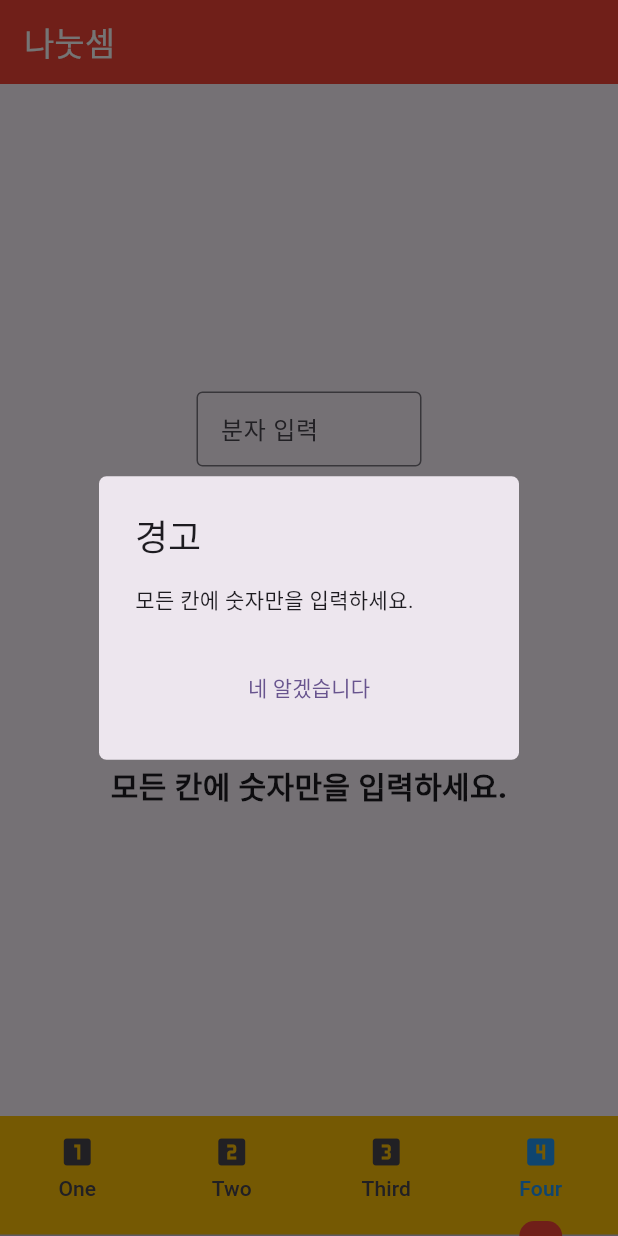
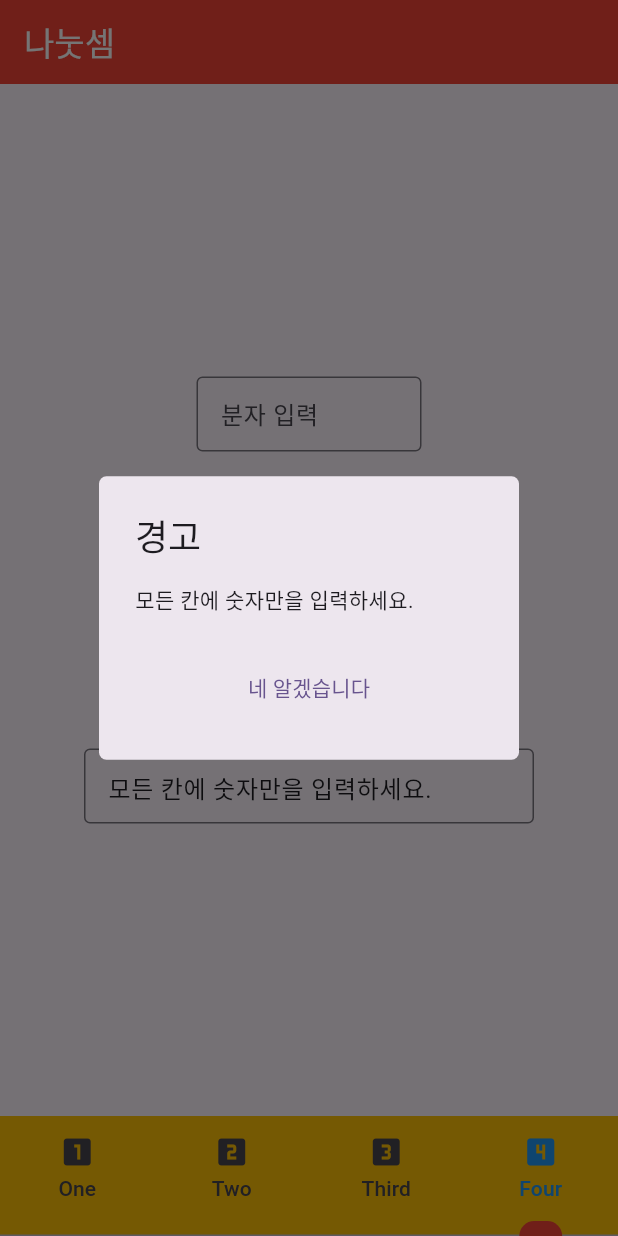
Before and after one commit to juni112-s/team-project-file, a Flutter app: the screen it shows after launch, item 4 of the bottom bar chosen, after a tap on "계산 및 출력", on a phone screen of 412 x 824 dp. Run offline on Flutter 3.47's test engine with Material 3 defaults, Android fonts, the phone set to English and light mode, and no system bars.

Commit message:
결과값도 텍스트 에디팅 컨트롤러에 뜨도록 변경

```diff
--- a/teamfile01_app/lib/view/four_page.dart
+++ b/teamfile01_app/lib/view/four_page.dart
@@ -10,15 +10,15 @@ class FourPage extends StatefulWidget {
 class _FourPageState extends State<FourPage> {
   ///입력을 받을 텍스트 에디팅 컨트롤러들
   late TextEditingController input1Controller, input2Controller;
-  ///출력값을 저장하는 문자열
-  late String resultString;
+  ///출력값을 보여주는 컨트롤러
+  late TextEditingController resultStringController;
 
   @override
   void initState() {
     super.initState();
     input1Controller = TextEditingController();
     input2Controller = TextEditingController();
-    resultString = '계산 대기중';
+    resultStringController = TextEditingController();
   }
 
   @override
@@ -75,11 +75,16 @@ class _FourPageState extends State<FourPage> {
               child: Text('계산 및 출력')
             ),
             SizedBox(height: 50),
-            Text(
-              resultString,
-              style: TextStyle(
-                fontWeight: .w900,
-                fontSize: 20
+            SizedBox(
+              width: 300,
+              height: 50,
+              child: TextField(
+                readOnly: true,
+                controller: resultStringController,
+                decoration: InputDecoration(
+                  labelText: '결과는 여기에 표시됩니다.',
+                  border: OutlineInputBorder(),
+                ),
               ),
             ),
           ],
@@ -112,7 +117,7 @@ class _FourPageState extends State<FourPage> {
           );
         },
       );
-      resultString = '모든 칸에 숫자만을 입력하세요.';
+      resultStringController.text = '모든 칸에 숫자만을 입력하세요.';
     }else if(input2 == 0){
       showDialog(
         context: context,
@@ -134,12 +139,12 @@ class _FourPageState extends State<FourPage> {
           );
         },
       );
-      resultString = '0으로 나눌 수 없습니다.';
+      resultStringController.text = '0으로 나눌 수 없습니다.';
     }else{
       var inputNumber1 = input1%1==0?input1.toInt():input1;
       var inputNumber2 = input2%1==0?input2.toInt():input2;
       var resultNumber = input1/input2%1==0?(input1/input2).toInt():input1/input2;
-      resultString = '$inputNumber1 ÷ $inputNumber2 = $resultNumber';
+      resultStringController.text = '$inputNumber1 ÷ $inputNumber2 = $resultNumber';
     }
     setState(() {});
   }
```
